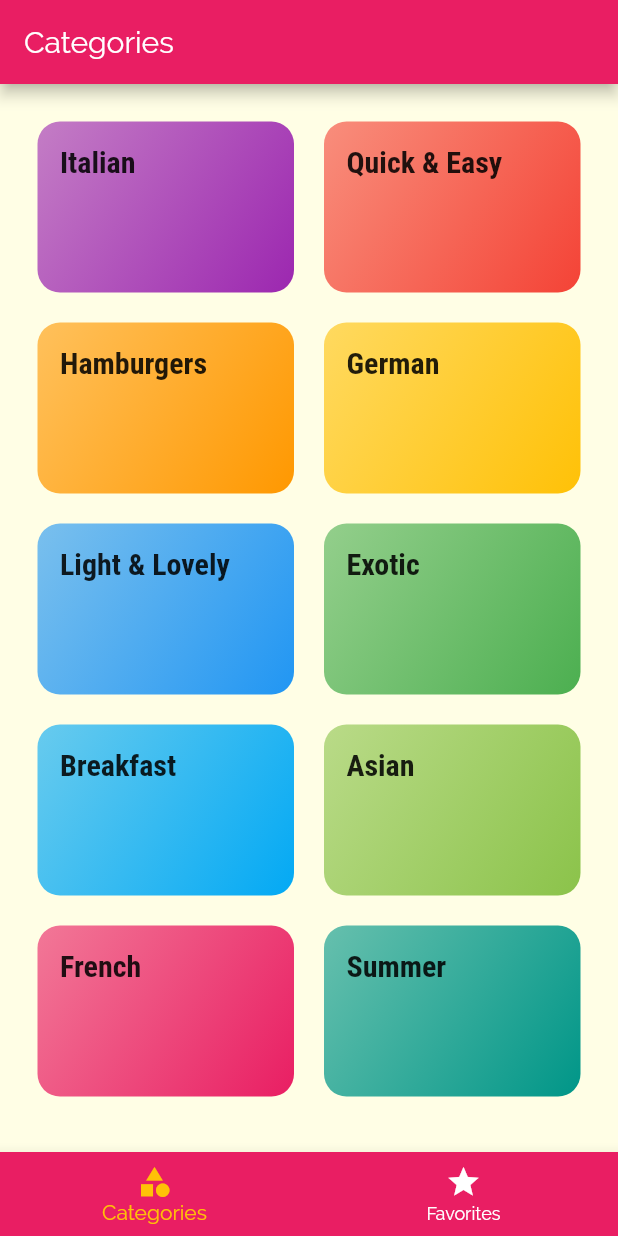
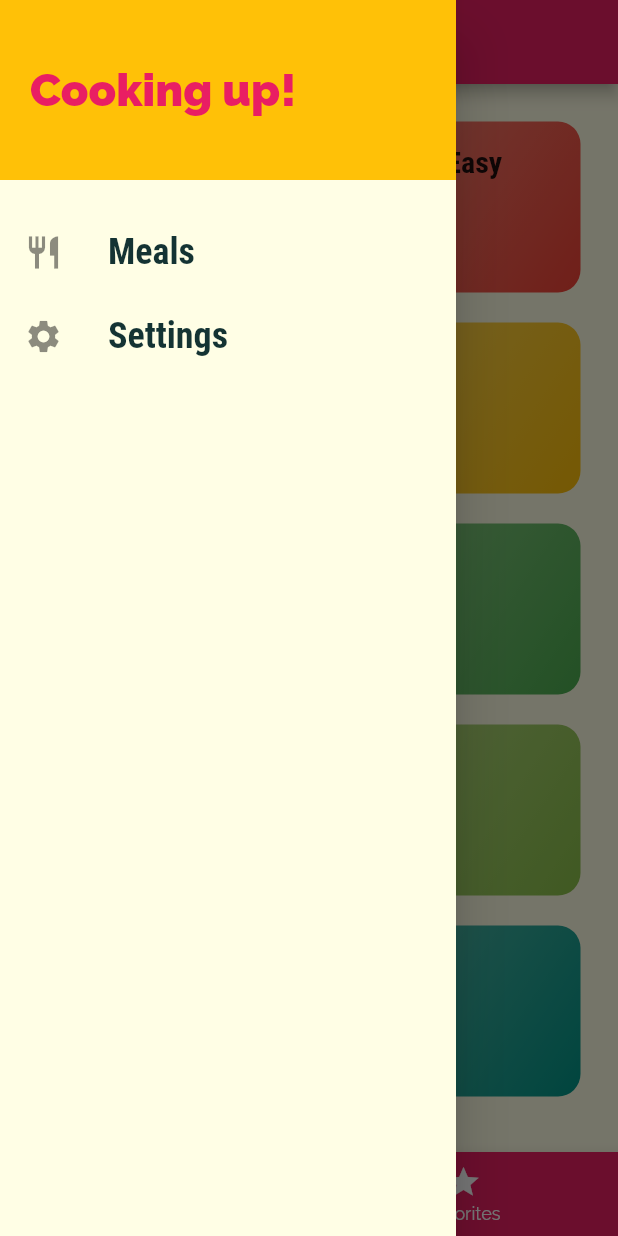
Before and after one commit to yleniapla/mealApp, a Flutter app: the screen it shows after launch, with the side drawer open (before the commit the screen has no drawer), on a phone screen of 412 x 824 dp. Run offline on Flutter 3.47's test engine with Material 2 defaults, Android fonts, the phone set to English and light mode, and no system bars.

Commit message:
add drawer

```diff
--- a/lib/main.dart
+++ b/lib/main.dart
@@ -1,6 +1,7 @@
 import 'package:flutter/material.dart';
-import 'package:flutter_complete_guide/screens/meal_detail_screen.dart';
 
+import './screens/filters_screen.dart';
+import './screens/meal_detail_screen.dart';
 import './screens/category_meals_screen.dart';
 import 'screens/tabs_screen.dart';
 
@@ -36,6 +37,7 @@ class MyApp extends StatelessWidget {
         '/': (ctx) => TabsScreen(),
         CategoryMealsScreen.routeName: (ctx) => CategoryMealsScreen(),
         MealDetailScreen.routeName: (ctx) => MealDetailScreen(),
+        FilterScreen.routeName: (ctx) => FilterScreen(),
       },
       /* onGenerateRoute: (settings) {
         print(settings.arguments);
--- /dev/null
+++ b/lib/screens/filters_screen.dart
@@ -0,0 +1,11 @@
+import 'package:flutter/material.dart';
+
+class FilterScreen extends StatelessWidget {
+
+  static const routeName = '/filters';
+
+  @override
+  Widget build(BuildContext context) {
+    return Scaffold(body: Center(child: Text('Filters'),));
+  }
+}
--- a/lib/screens/tabs_screen.dart
+++ b/lib/screens/tabs_screen.dart
@@ -1,5 +1,6 @@
 import 'package:flutter/material.dart';
 import 'package:flutter_complete_guide/screens/favorites_screen.dart';
+import 'package:flutter_complete_guide/widgets/main_drawer.dart';
 import './categories_screen.dart';
 
 class TabsScreen extends StatefulWidget {
@@ -27,6 +28,7 @@ class _TabsScreenState extends State<TabsScreen> {
       appBar: AppBar(
         title: Text(_pages[_selectedPageIndex]['title']),
       ),
+      drawer: MainDrawer(),
       body: _pages[_selectedPageIndex]['page'],
       bottomNavigationBar: BottomNavigationBar(
         onTap: _selectPage,
--- /dev/null
+++ b/lib/widgets/main_drawer.dart
@@ -0,0 +1,63 @@
+import 'package:flutter/material.dart';
+import 'package:flutter_complete_guide/screens/filters_screen.dart';
+
+class MainDrawer extends StatelessWidget {
+  Widget buildListTile(IconData icon, String text, Function tapHandler) {
+    return ListTile(
+      leading: Icon(
+        icon,
+        size: 26,
+      ),
+      title: Text(
+        text,
+        style: TextStyle(
+          fontFamily: 'RobotoCondensed',
+          fontSize: 24,
+          fontWeight: FontWeight.bold,
+        ),
+      ),
+      onTap: tapHandler,
+    );
+  }
+
+  @override
+  Widget build(BuildContext context) {
+    return Drawer(
+      child: Column(
+        children: <Widget>[
+          Container(
+            height: 120,
+            width: double.infinity,
+            padding: EdgeInsets.all(20),
+            alignment: Alignment.centerLeft,
+            color: Theme.of(context).accentColor,
+            child: Text(
+              'Cooking up!',
+              style: TextStyle(
+                  fontWeight: FontWeight.w900,
+                  fontSize: 30,
+                  color: Theme.of(context).primaryColor),
+            ),
+          ),
+          SizedBox(
+            height: 20,
+          ),
+          buildListTile(
+            Icons.restaurant,
+            'Meals',
+            () {
+              Navigator.of(context).pushNamed('/');
+            },
+          ),
+          buildListTile(
+            Icons.settings,
+            'Settings',
+            () {
+              Navigator.of(context).pushNamed(FilterScreen.routeName);
+            },
+          ),
+        ],
+      ),
+    );
+  }
+}
```
